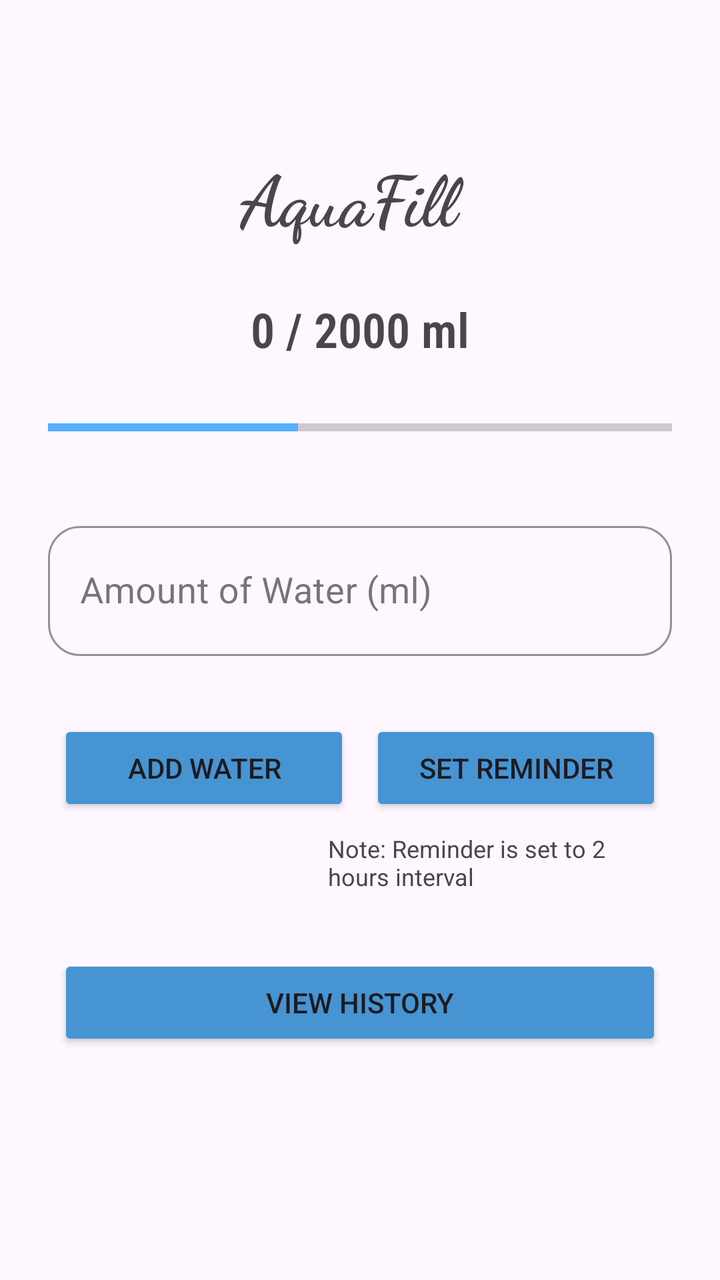
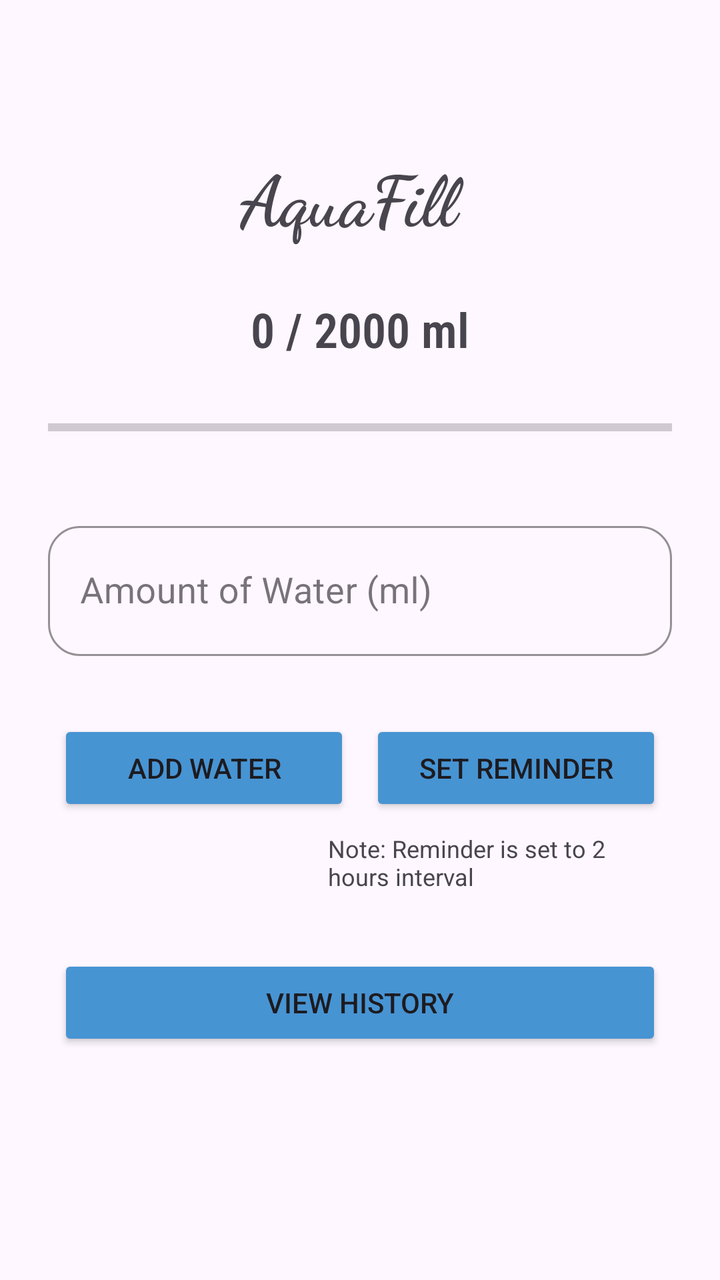

Before-and-after screenshots of an Android layout around one commit, followed by the original layout XML and the change that was made.
<!-- AndroidManifest.xml: application theme Theme.WaterReminder -->
<!-- res/layout/activity_dashboard.xml -->
<?xml version="1.0" encoding="utf-8"?>
<LinearLayout xmlns:android="http://schemas.android.com/apk/res/android"
    xmlns:app="http://schemas.android.com/apk/res-auto"
    xmlns:tools="http://schemas.android.com/tools"
    android:layout_width="match_parent"
    android:layout_height="match_parent"
    android:orientation="vertical"
    android:padding="24dp">

    
    <LinearLayout
        android:layout_width="wrap_content"
        android:layout_height="wrap_content"
        android:layout_gravity="center"
        android:layout_marginTop="50dp"
        android:layout_marginBottom="16dp"
        android:gravity="center_vertical"
        android:orientation="horizontal"
        tools:ignore="UseCompoundDrawables">

        <TextView
            android:id="@+id/tvTitle"
            android:layout_width="120dp"
            android:layout_height="wrap_content"
            android:fontFamily="cursive"
            android:text="AquaFill"
            android:textSize="35sp"
            android:textStyle="bold"
            tools:ignore="HardcodedText"/>

    </LinearLayout>

    
    <TextView
        android:id="@+id/tvWaterIntake"
        android:layout_width="wrap_content"
        android:layout_height="wrap_content"
        android:layout_marginTop="10dp"
        android:layout_gravity="center"
        android:text="0 / 2000 ml"
        android:textSize="24sp"
        android:textStyle="bold"
        android:fontFamily="sans-serif-condensed-light"
        android:layout_marginBottom="16dp"
        tools:ignore="HardcodedText"/>

    <ProgressBar
        android:id="@+id/progressBar"
        style="?android:attr/progressBarStyleHorizontal"
        android:layout_width="match_parent"
        android:layout_height="24dp"
        android:layout_marginTop="5dp"
        android:max="2000"
        android:progress="800"
        android:progressTint="#55B1FC"
        android:layout_marginBottom="32dp"/>

    
    <com.google.android.material.textfield.TextInputLayout
        android:layout_width="match_parent"
        android:layout_height="wrap_content"
        android:layout_marginBottom="24dp"
        app:boxBackgroundMode="outline"
        app:boxCornerRadiusBottomEnd="16dp"
        app:boxCornerRadiusBottomStart="16dp"
        app:boxCornerRadiusTopEnd="16dp"
        app:boxCornerRadiusTopStart="16dp"
        app:boxStrokeColor="#4794D3"
        app:hintTextColor="#4794D3"
        style="@style/Widget.MaterialComponents.TextInputLayout.OutlinedBox">

        <com.google.android.material.textfield.TextInputEditText
            android:id="@+id/etAmount"
            android:layout_width="match_parent"
            android:layout_height="65dp"
            android:hint="Amount of Water (ml)"
            android:inputType="number"
            android:textSize="18sp"
            android:paddingStart="20dp"
            android:paddingEnd="20dp"
            tools:ignore="HardcodedText"/>
    </com.google.android.material.textfield.TextInputLayout>

    
    <LinearLayout
        android:layout_width="match_parent"
        android:layout_height="wrap_content"
        android:orientation="horizontal"
        android:weightSum="2"
        android:layout_marginBottom="8dp">

        <Button
            android:id="@+id/btnAdd"
            android:layout_width="0dp"
            android:layout_height="wrap_content"
            android:layout_weight="1"
            android:layout_marginTop="8dp"
            android:layout_marginStart="5dp"
            android:layout_marginEnd="5dp"
            android:text="Add Water"
            android:backgroundTint="#4794D3"
            app:strokeWidth="1dp"
            app:strokeColor="#525252"
            tools:ignore="ButtonStyle,HardcodedText"/>

        <Button
            android:id="@+id/btnReminder"
            android:layout_width="0dp"
            android:layout_height="wrap_content"
            android:layout_weight="1"
            android:layout_marginTop="8dp"
            android:layout_marginStart="5dp"
            android:layout_marginEnd="5dp"
            android:text="Set Reminder"
            android:backgroundTint="#4794D3"
            app:strokeWidth="1dp"
            app:strokeColor="#525252"
            tools:ignore="ButtonStyle,HardcodedText"/>
    </LinearLayout>

    
    <TextView
        android:id="@+id/textView"
        android:layout_width="match_parent"
        android:layout_height="wrap_content"
        android:textSize="12sp"
        android:layout_marginStart="140dp"
        android:layout_marginEnd="2dp"
        android:layout_marginBottom="16dp"
        android:text="Note: Reminder is set to 2 hours interval"
        tools:ignore="HardcodedText"/>

    
    <Button
        android:id="@+id/btnHisto"
        android:layout_width="match_parent"
        android:layout_height="wrap_content"
        android:layout_marginStart="5dp"
        android:layout_marginEnd="5dp"
        android:text="View History"
        android:backgroundTint="#4794D3"
        android:layout_marginTop="15dp"
        app:strokeWidth="1dp"
        app:strokeColor="#525252"
        tools:ignore="ButtonStyle,HardcodedText"/>

</LinearLayout>
<!-- resources referenced by this layout -->
<resources>
  <style name="Theme.WaterReminder" parent="Base.Theme.WaterReminder" />
  <style name="Base.Theme.WaterReminder" parent="Theme.Material3.DayNight.NoActionBar">
          
          
      </style>
</resources>

<!-- the commit's change to res/layout/activity_dashboard.xml (unified diff, before → after) -->
@@ -51,7 +51,7 @@
         android:layout_height="24dp"
         android:layout_marginTop="5dp"
         android:max="2000"
-        android:progress="800"
+        android:progress="0"
         android:progressTint="#55B1FC"
         android:layout_marginBottom="32dp"/>
 
